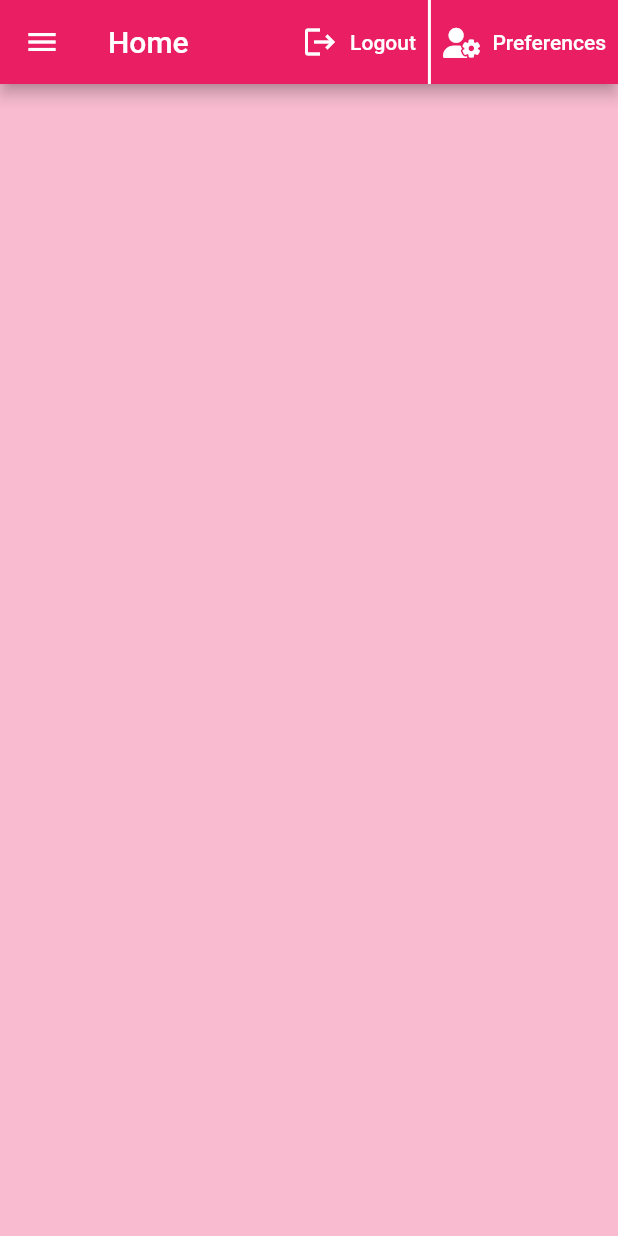
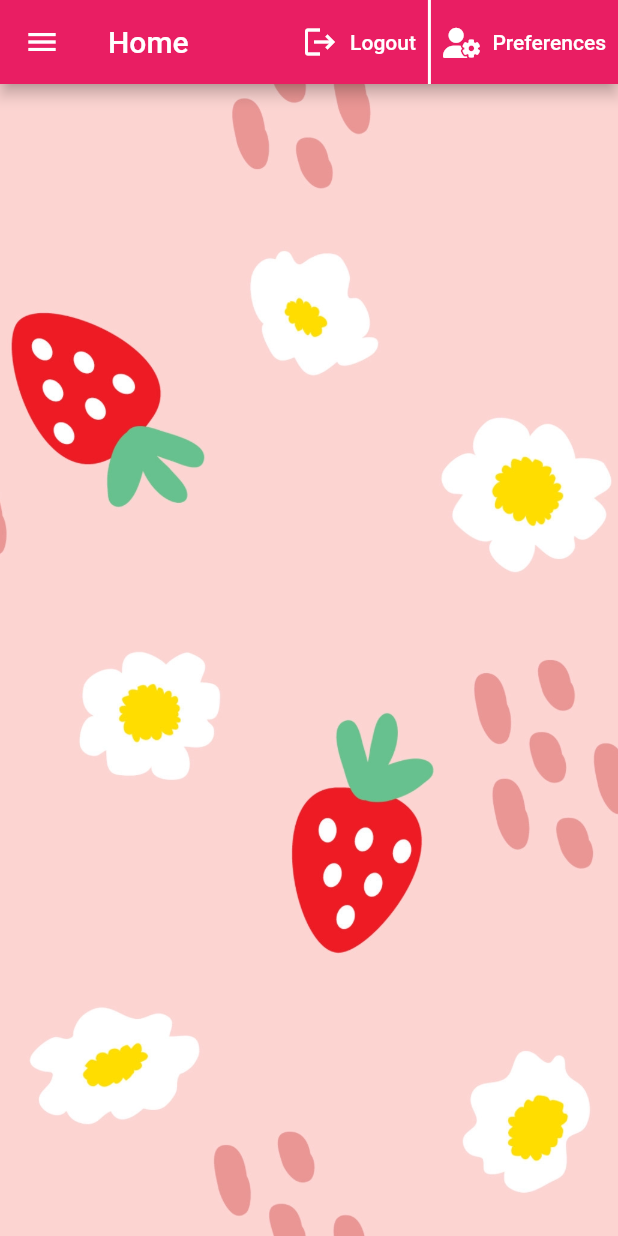
Before and after one commit to Darksister22/firebasetest, a Flutter app: the screen it shows once a user with an empty profile is signed in, on a phone screen of 412 x 824 dp. Run offline on Flutter 3.47's test engine with Material 2 defaults, Android fonts, the phone set to English and light mode, and no system bars; our stand-ins replace cloud_firestore, firebase_auth, firebase_core, flutter_spinkit, font_awesome_flutter, google_sign_in; accounts and stored records are empty.

Commit message:
finishing touches

```diff
--- a/lib/Screens/home/berry_tile.dart
+++ b/lib/Screens/home/berry_tile.dart
@@ -16,6 +16,7 @@ class BerryTile extends StatelessWidget {
           leading: CircleAvatar(
             radius: 25,
             backgroundColor: Colors.red[berry.color],
+            backgroundImage: const AssetImage('assets/images/icon.png'),
           ),
           title: Text(berry.name),
           subtitle: Text('Will eat $num strawberry(ies)'),
--- a/lib/Screens/home/home.dart
+++ b/lib/Screens/home/home.dart
@@ -94,7 +94,13 @@ class _HomeState extends State<Home> {
               ],
             ),
           ),
-          body: const BerryList()),
+          body: Container(
+              decoration: const BoxDecoration(
+                image: DecorationImage(
+                    image: AssetImage('assets/images/straw.png'),
+                    fit: BoxFit.cover),
+              ),
+              child: const BerryList())),
     );
   }
 }
--- a/lib/Services/google_sign_in.dart
+++ b/lib/Services/google_sign_in.dart
@@ -1,5 +1,4 @@
 import 'package:firebase_auth/firebase_auth.dart';
-import 'package:firebasetest/Services/database.dart';
 import 'package:flutter/material.dart';
 import 'package:google_sign_in/google_sign_in.dart';
 
--- a/pubspec.yaml
+++ b/pubspec.yaml
@@ -66,9 +66,8 @@ flutter:
   uses-material-design: true
 
   # To add assets to your application, add an assets section, like this:
-  # assets:
-  #   - images/a_dot_burr.jpeg
-  #   - images/a_dot_ham.jpeg
+  assets:
+    - assets/images/
 
   # An image asset can refer to one or more resolution-specific "variants", see
   # https://flutter.dev/assets-and-images/#resolution-aware.
```
Also changed, not shown: lib/Screens/home/preferences_form.dart (+20 -9 lines), assets/images/icon.png (added), assets/images/straw.png (added).
